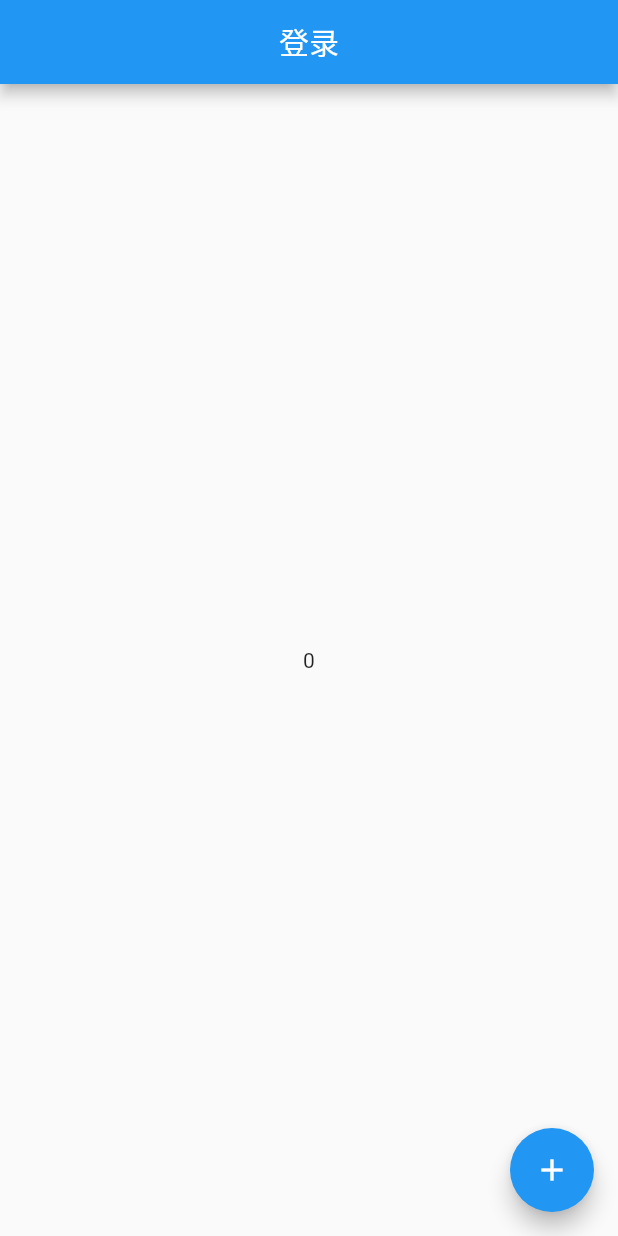
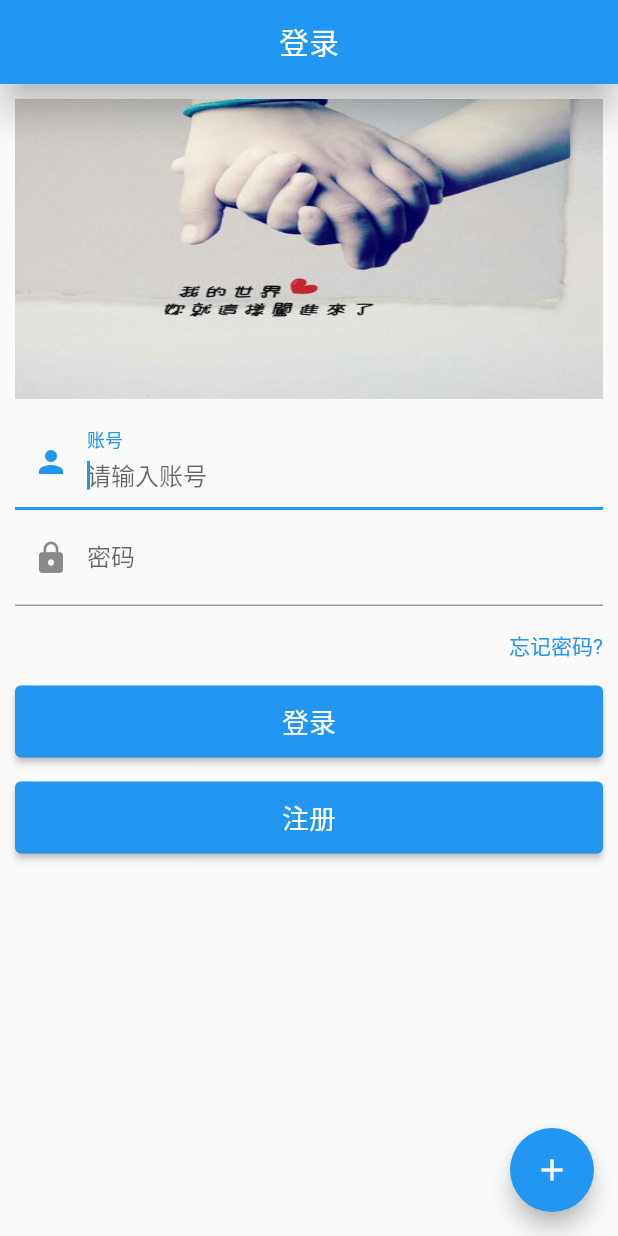
Before and after one commit to gdhGaoFei/flutter_study, a Flutter app: the screen it shows after launch, on a phone screen of 412 x 824 dp. Run offline on Flutter 3.47's test engine with Material 2 defaults, Android fonts, the phone set to English and light mode, and no system bars; our stand-ins replace dio, flutter_easyloading, flutter_easyrefresh, flutter_screenutil, flutter_swiper; missing offline and left inert: encrypt, provide.

Commit message:
==== 还要学习

```diff
--- a/FlutterApp/Flutter210706App/flutter_210706_application_1/lib/Routes/routes.dart
+++ b/FlutterApp/Flutter210706App/flutter_210706_application_1/lib/Routes/routes.dart
@@ -2,9 +2,11 @@
 
 import 'package:flutter/material.dart';
 import 'package:flutter_210706_application_1/View/LoginView.dart';
+import 'package:flutter_210706_application_1/View/RegisteredView.dart';
 import 'package:flutter_210706_application_1/View/TabbarView.dart';
 
 Map<String, WidgetBuilder> routes = {
   "/": (BuildContext context) => LoginView(),
   "tabbar": (BuildContext context) => TabbarView(),
+  "register": (BuildContext context) => RegisteredView(),
 };
--- a/FlutterApp/Flutter210706App/flutter_210706_application_1/lib/View/LoginView.dart
+++ b/FlutterApp/Flutter210706App/flutter_210706_application_1/lib/View/LoginView.dart
@@ -1,7 +1,10 @@
 // 登录界面
 
 import 'package:flutter/material.dart';
+import 'package:flutter_210706_application_1/Untils/rsa/rsa_utils.dart';
+import 'package:flutter_210706_application_1/base/baseview.dart';
 import 'package:flutter_210706_application_1/provider/Provider.dart';
+import 'package:flutter_easyloading/flutter_easyloading.dart';
 import 'package:provider/provider.dart';
 
 class LoginView extends StatefulWidget {
@@ -12,16 +15,141 @@ class LoginView extends StatefulWidget {
 }
 
 class _LoginViewState extends State<LoginView> {
+  // 账号的 Controller
+  TextEditingController _user;
+  // 密码的 Controller
+  TextEditingController _pwd;
+  //焦点 用户名焦点
+  FocusNode _userFn;
+  // 焦点 密码的焦点
+  FocusNode _pwdFn;
+  // 焦点
+  // FocusNode _focusNode = FocusNode();
+
+  // 初始化
+  @override
+  void initState() {
+    // TODO: implement initState
+    super.initState();
+    //初始化
+    _user = TextEditingController();
+    _pwd = TextEditingController();
+    _userFn = FocusNode();
+    _pwdFn = FocusNode();
+
+    // _focusNode.addListener(() {
+    //   if (_focusNode.hasFocus) {
+    //     //收回键盘
+    //     FocusScope.of(context).requestFocus(_focusNode);
+    //   }
+    // });
+  }
+
+  @override
+  void dispose() {
+    // TODO: implement dispose
+    super.dispose();
+    _user.dispose();
+    _pwd.dispose();
+    _userFn.dispose();
+    _pwdFn.dispose();
+  }
+
   @override
   Widget build(BuildContext context) {
     return Scaffold(
-      appBar: AppBar(
-        title: Text("登录"),
-        centerTitle: true,
-      ),
-      body: Center(
-        child: Text(
-          Provider.of<ProviderDemo>(context).count.toString(),
+      appBar: getBaseNavBar("登录"),
+      // body: Center(
+      //   child: Text(
+      //     Provider.of<ProviderDemo>(context).count.toString(),
+      //   ),
+      // ),
+      body: Padding(
+        padding: EdgeInsets.all(10),
+        child: Column(
+          children: [
+            Image.asset(
+              "images/main.jpg",
+              width: double.infinity,
+              height: 200,
+              fit: BoxFit.fill,
+            ),
+            SizedBox(
+              height: 10,
+            ),
+            TextField(
+              decoration: InputDecoration(
+                labelText: "账号",
+                hintText: "请输入账号",
+                prefixIcon: Icon(Icons.person),
+              ),
+              controller: _user,
+              focusNode: _userFn,
+              autofocus: true, // 主动获取焦点
+              textInputAction: TextInputAction.next,
+            ),
+            TextField(
+              decoration: InputDecoration(
+                labelText: "密码",
+                hintText: "请输入密码",
+                prefixIcon: Icon(Icons.lock),
+              ),
+              controller: _pwd,
+              // autofocus: true,
+              focusNode: _pwdFn,
+              obscureText: true, // 显示 点
+              textInputAction: TextInputAction.send,
+              onSubmitted: (text) {
+                print("密码的输入框" + text);
+              },
+            ),
+            SizedBox(
+              height: 16,
+            ),
+            GestureDetector(
+              child: Container(
+                child: Text(
+                  "忘记密码?",
+                  style: TextStyle(color: Colors.blue),
+                  textAlign: TextAlign.right,
+                ),
+                width: double.infinity,
+              ),
+              onTap: () {
+                setState(() {
+                  print("object -- 忘记密码, 找回密码");
+                });
+              },
+            ),
+            SizedBox(
+              height: 16,
+            ),
+            Container(
+              width: double.infinity,
+              height: 48,
+              child: ElevatedButton(
+                onPressed: _login,
+                child: Text(
+                  "登录",
+                  style: TextStyle(fontSize: 18),
+                ),
+              ),
+            ),
+            SizedBox(
+              height: 16,
+            ),
+            Container(
+              width: double.infinity,
+              height: 48,
+              child: ElevatedButton(
+                onPressed: _registered,
+                child: Text(
+                  "注册",
+                  style: TextStyle(fontSize: 18),
+                ),
+              ),
+            ),
+          ],
         ),
       ),
       floatingActionButton: FloatingActionButton(
@@ -33,12 +161,53 @@ class _LoginViewState extends State<LoginView> {
             print(index.toString());
             if (index % 5 == 0) {
               provider.loginOrLogout();
-              Navigator.of(context).popAndPushNamed("tabbar");
+              //Navigator.of(context).popAndPushNamed("tabbar");
             }
+            testEncode();
           });
         },
         child: Icon(Icons.add),
       ),
     );
   }
+
+  // 加密参数测试
+  void testEncode() async {
+    var result = await encodeString("123456");
+    print(result);
+  }
+
+  // 登录的方法
+  void _login() async {
+    // 判断用户
+    if (_user == null || _user.text.isEmpty) {
+      EasyLoading.showError("账号不能为空");
+      _userFn.requestFocus(); //使其成为焦点
+      return;
+    }
+
+    // 判断密码
+    if (_pwd == null || _pwd.text.length < 6 || _pwd.text.length > 20) {
+      EasyLoading.showError("密码必须为6-20位");
+      _pwdFn.requestFocus();
+      //_userFn.unfocus();//让其焦点消失
+      return;
+    }
+
+    //用户名
+    var userStr = _user.text;
+    //密码
+    var password = _pwd.text;
+    print("用户名：" + userStr);
+    print("\n\n\n");
+    // print("密码：" + encodeString(password));
+    print("密码：" + password);
+  }
+
+  // 注册的跳转
+  void _registered() {
+    _userFn.unfocus();
+    _pwdFn.unfocus();
+    Navigator.of(context).pushNamed("register");
+  }
 }
--- a/FlutterApp/Flutter210706App/flutter_210706_application_1/lib/View/TabbarAddView.dart
+++ b/FlutterApp/Flutter210706App/flutter_210706_application_1/lib/View/TabbarAddView.dart
@@ -1,6 +1,7 @@
 //添加视图
 
 import 'package:flutter/material.dart';
+import 'package:flutter_210706_application_1/base/baseview.dart';
 
 class TabbarAddView extends StatefulWidget {
   //const TabbarAddView({ Key? key }) : super(key: key);
@@ -13,10 +14,7 @@ class _TabbarAddViewState extends State<TabbarAddView> {
   @override
   Widget build(BuildContext context) {
     return Scaffold(
-      appBar: AppBar(
-        title: Text("添加"),
-        centerTitle: true,
-      ),
+      appBar: getBaseNavBar("添加"),
     );
   }
 }
--- a/FlutterApp/Flutter210706App/flutter_210706_application_1/lib/View/TabbarChuanYuanView.dart
+++ b/FlutterApp/Flutter210706App/flutter_210706_application_1/lib/View/TabbarChuanYuanView.dart
@@ -1,6 +1,7 @@
 //船员
 
 import 'package:flutter/material.dart';
+import 'package:flutter_210706_application_1/base/baseview.dart';
 
 class TabbarChuanYuanView extends StatefulWidget {
   //const TabbarChuanYuanView({ Key? key }) : super(key: key);
@@ -13,10 +14,7 @@ class _TabbarChuanYuanViewState extends State<TabbarChuanYuanView> {
   @override
   Widget build(BuildContext context) {
     return Scaffold(
-      appBar: AppBar(
-        title: Text("船员"),
-        centerTitle: true,
-      ),
+      appBar: getBaseNavBar("船员"),
     );
   }
 }
--- a/FlutterApp/Flutter210706App/flutter_210706_application_1/lib/View/TabbarFaceView.dart
+++ b/FlutterApp/Flutter210706App/flutter_210706_application_1/lib/View/TabbarFaceView.dart
@@ -1,6 +1,7 @@
 // 美颜
 
 import 'package:flutter/material.dart';
+import 'package:flutter_210706_application_1/base/baseview.dart';
 
 class TabbarFaceView extends StatefulWidget {
   //const TabbarFaceView({ Key? key }) : super(key: key);
@@ -13,10 +14,7 @@ class _TabbarFaceViewState extends State<TabbarFaceView> {
   @override
   Widget build(BuildContext context) {
     return Scaffold(
-      appBar: AppBar(
-        title: Text("美颜"),
-        centerTitle: true,
-      ),
+      appBar: getBaseNavBar("美颜"),
     );
   }
 }
--- a/FlutterApp/Flutter210706App/flutter_210706_application_1/lib/View/TabbarFanYiView.dart
+++ b/FlutterApp/Flutter210706App/flutter_210706_application_1/lib/View/TabbarFanYiView.dart
@@ -1,6 +1,7 @@
 // 翻译
 
 import 'package:flutter/material.dart';
+import 'package:flutter_210706_application_1/base/baseview.dart';
 
 class TabbarFanYiView extends StatefulWidget {
   //const TabbarFanYiView({ Key? key }) : super(key: key);
@@ -13,10 +14,7 @@ class _TabbarFanYiViewState extends State<TabbarFanYiView> {
   @override
   Widget build(BuildContext context) {
     return Scaffold(
-      appBar: AppBar(
-        title: Text("翻译"),
-        centerTitle: true,
-      ),
+      appBar: getBaseNavBar("翻译"),
       body: Column(
         children: [
           ElevatedButton(
--- /dev/null
+++ b/FlutterApp/Flutter210706App/flutter_210706_application_1/lib/base/baseview.dart
@@ -0,0 +1,11 @@
+// 导航栏
+
+import 'package:flutter/material.dart';
+
+Widget getBaseNavBar(String title) {
+  return AppBar(
+    title: Text(title),
+    elevation: 10,
+    centerTitle: true,
+  );
+}
--- a/FlutterApp/Flutter210706App/flutter_210706_application_1/lib/global/Global.dart
+++ b/FlutterApp/Flutter210706App/flutter_210706_application_1/lib/global/Global.dart
@@ -4,7 +4,7 @@ import 'package:dio/dio.dart';
 
 class Global {
   // 网络请求的工具类
-  late Dio dio;
+  Dio dio;
 
   // static _instance，_instance会在编译期被初始化，保证了只被创建一次  // 初始化的单例对象
   static final Global _instance = Global._internal();
@@ -23,7 +23,7 @@ class Global {
   void init() {
     dio = Dio();
     dio.options = BaseOptions(
-      baseUrl: "https://api.sprakle.io/app/v2/",
+      baseUrl: "https://zxw.td0f7.cn/",
       connectTimeout: 5000, //链接超时时间
       sendTimeout: 5000, // 发送的超时时间
       receiveTimeout: 30000, // 响应的超时时间
--- a/FlutterApp/Flutter210706App/flutter_210706_application_1/lib/main.dart
+++ b/FlutterApp/Flutter210706App/flutter_210706_application_1/lib/main.dart
@@ -1,8 +1,8 @@
 import 'package:flutter/material.dart';
-import 'package:flutter_210706_application_1/Global/Global.dart';
 import 'package:flutter_210706_application_1/Routes/routes.dart';
-import 'package:flutter_210706_application_1/View/LoginView.dart';
+import 'package:flutter_210706_application_1/ViewModel/LoginViewModel.dart';
 import 'package:flutter_210706_application_1/provider/Provider.dart';
+import 'package:flutter_easyloading/flutter_easyloading.dart';
 import 'package:provider/provider.dart';
 
 void main() {
@@ -11,6 +11,9 @@ void main() {
       providers: [
         ChangeNotifierProvider(
           create: (context) => ProviderDemo(),
+        ),
+        ChangeNotifierProvider(
+          create: (context) => LoginViewModel(), // 登录注册的ViewModel
         ),
       ],
       child: MyApp(),
@@ -42,6 +45,7 @@ class MyApp extends StatelessWidget {
         // primaryColor: Colors.red,
       ),
       routes: routes,
+      builder: EasyLoading.init(),
       initialRoute: Provider.of<ProviderDemo>(context).isLogin ? "tabbar" : "/",
       // routes: {
       //   //"home": (context) => MyHomePage(title: "项目1训练"), // 首页
```
Also changed, not shown: FlutterApp/Flutter210706App/flutter_210706_application_1/lib/Untils/rsa/rsa_data.dart (added, +9 -0 lines), FlutterApp/Flutter210706App/flutter_210706_application_1/lib/Untils/rsa/rsa_utils.dart (added, +31 -0 lines), FlutterApp/Flutter210706App/flutter_210706_application_1/lib/View/RegisteredView.dart (added, +20 -0 lines), FlutterApp/Flutter210706App/flutter_210706_application_1/lib/ViewModel/LoginViewModel.dart (added, +18 -0 lines), FlutterApp/Flutter210706App/flutter_210706_application_1/pubspec.yaml (+6 -5 lines), FlutterApp/Flutter210706App/flutter_210706_application_1/images/main.jpg (added), FlutterApp/Flutter210706App/flutter_210706_application_1/pubspec.lock.
